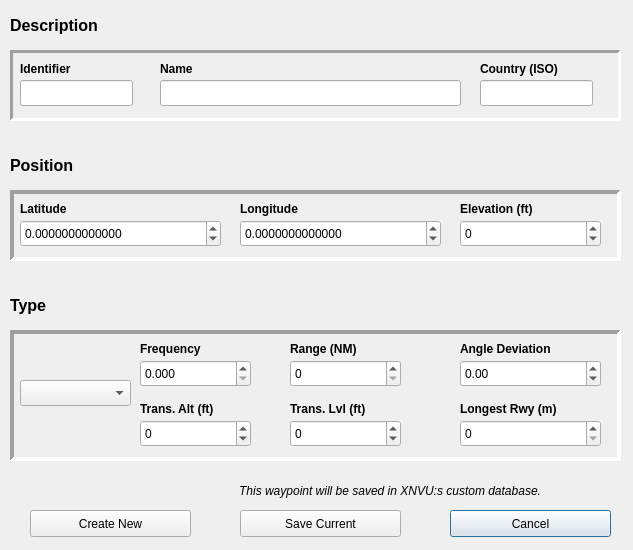
First picture: the form in dialogwaypointedit.ui, repository Vantskruv/XNVU-Calculator, before the edit.
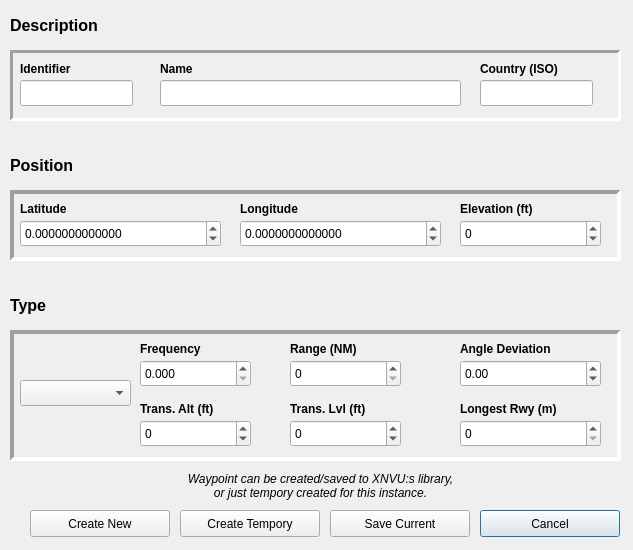
Second picture: the form after the edit.

Commit message: * Added option to add tempory waypoints

Patch:
```diff
--- a/dialogwaypointedit.ui
+++ b/dialogwaypointedit.ui
@@ -584,10 +584,10 @@
   <widget class="QLabel" name="label_6">
    <property name="geometry">
     <rect>
-     <x>80</x>
-     <y>480</y>
-     <width>461</width>
-     <height>21</height>
+     <x>10</x>
+     <y>460</y>
+     <width>621</width>
+     <height>51</height>
     </rect>
    </property>
    <property name="font">
@@ -599,21 +599,34 @@
     <enum>Qt::LeftToRight</enum>
    </property>
    <property name="text">
-    <string>This waypoint will be saved in XNVU:s custom database.</string>
+    <string>Waypoint can be created/saved to XNVU:s library,
+or just tempory created for this instance.</string>
    </property>
    <property name="alignment">
-    <set>Qt::AlignRight|Qt::AlignTrailing|Qt::AlignVCenter</set>
+    <set>Qt::AlignCenter</set>
    </property>
   </widget>
   <widget class="QPushButton" name="pushButton_Cancel">
    <property name="geometry">
     <rect>
-     <x>450</x>
+     <x>480</x>
      <y>510</y>
-     <width>161</width>
+     <width>140</width>
      <height>27</height>
     </rect>
    </property>
+   <property name="minimumSize">
+    <size>
+     <width>140</width>
+     <height>0</height>
+    </size>
+   </property>
+   <property name="maximumSize">
+    <size>
+     <width>140</width>
+     <height>16777215</height>
+    </size>
+   </property>
    <property name="text">
     <string>Cancel</string>
    </property>
@@ -621,12 +634,24 @@
   <widget class="QPushButton" name="pushButton_SaveCurrent">
    <property name="geometry">
     <rect>
-     <x>240</x>
+     <x>330</x>
      <y>510</y>
-     <width>161</width>
+     <width>140</width>
      <height>27</height>
     </rect>
    </property>
+   <property name="minimumSize">
+    <size>
+     <width>140</width>
+     <height>0</height>
+    </size>
+   </property>
+   <property name="maximumSize">
+    <size>
+     <width>140</width>
+     <height>16777215</height>
+    </size>
+   </property>
    <property name="text">
     <string>Save Current</string>
    </property>
@@ -636,14 +661,51 @@
     <rect>
      <x>30</x>
      <y>510</y>
-     <width>161</width>
+     <width>140</width>
      <height>27</height>
     </rect>
    </property>
+   <property name="minimumSize">
+    <size>
+     <width>140</width>
+     <height>0</height>
+    </size>
+   </property>
+   <property name="maximumSize">
+    <size>
+     <width>140</width>
+     <height>16777215</height>
+    </size>
+   </property>
    <property name="text">
     <string>Create New</string>
    </property>
   </widget>
+  <widget class="QPushButton" name="pushButton_CreateTemp">
+   <property name="geometry">
+    <rect>
+     <x>180</x>
+     <y>510</y>
+     <width>140</width>
+     <height>27</height>
+    </rect>
+   </property>
+   <property name="minimumSize">
+    <size>
+     <width>140</width>
+     <height>0</height>
+    </size>
+   </property>
+   <property name="maximumSize">
+    <size>
+     <width>140</width>
+     <height>16777215</height>
+    </size>
+   </property>
+   <property name="text">
+    <string>Create Tempory</string>
+   </property>
+  </widget>
  </widget>
  <resources/>
  <connections/>
```
Left out of the diff: 24 changed lines with no effect on the pictures. The commit also changes 7 other files.
